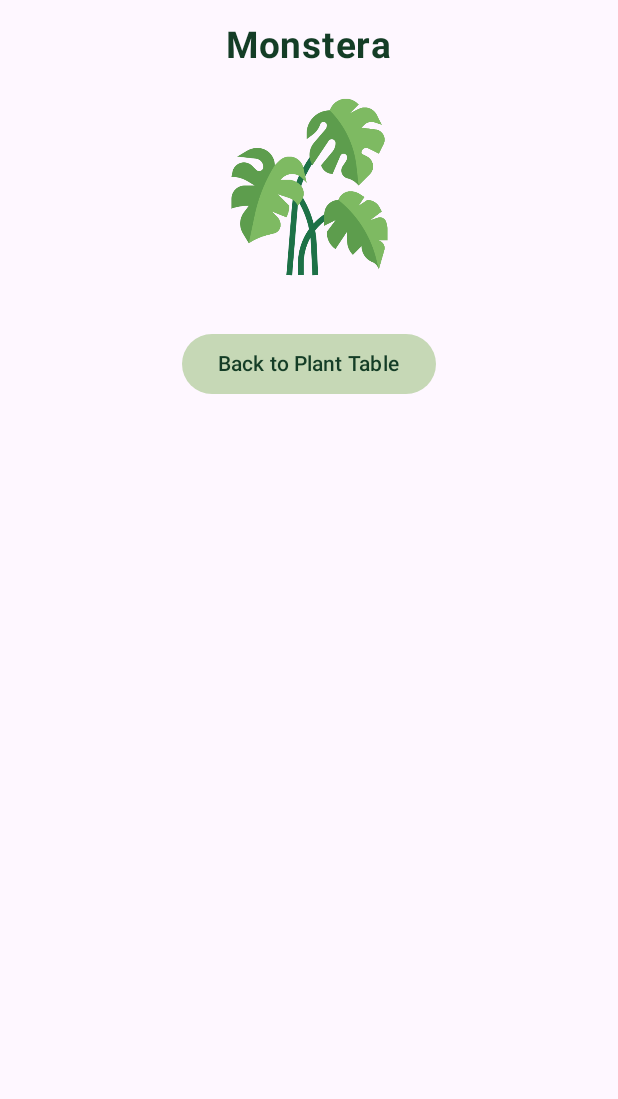
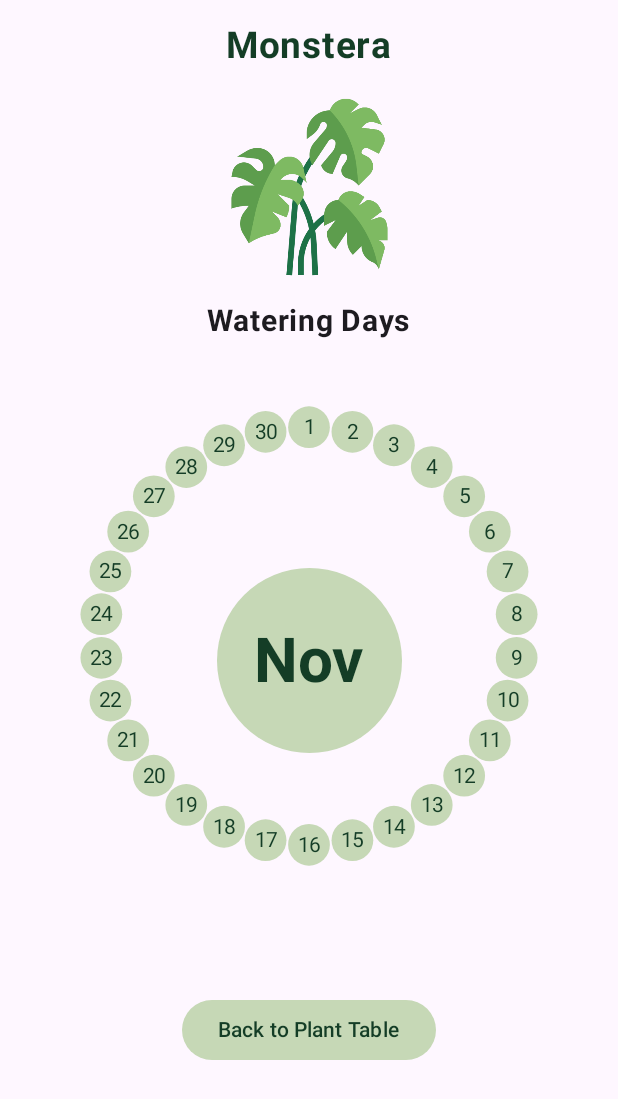
Before and after one commit to CelineSchneider/Growbot, an Android app built with Jetpack Compose: the screen it shows after launch (MainActivity), after a tap on "Monstera", on a phone screen of 412 x 824 dp. Shown: the top 1099 px of the screen. Run offline under Robolectric (Android 15) with nearby library versions, the phone set to English and light mode, and no system bars; Roboto replaces fonts that are not available here.

Commit message:
Added WateringCalender

```diff
--- a/app/src/main/AndroidManifest.xml
+++ b/app/src/main/AndroidManifest.xml
@@ -17,7 +17,8 @@
             android:name=".MainActivity"
             android:exported="true"
             android:label="@string/app_name"
-            android:theme="@style/Theme.SmartWateringApp">
+            android:theme="@style/Theme.SmartWateringApp"
+            android:screenOrientation="portrait">
             <intent-filter>
                 <action android:name="android.intent.action.MAIN" />
 
--- a/app/src/main/java/com/example/growbot/MainActivity.kt
+++ b/app/src/main/java/com/example/growbot/MainActivity.kt
@@ -11,6 +11,7 @@ import android.widget.Toast
 import androidx.activity.ComponentActivity
 import androidx.activity.compose.setContent
 import androidx.compose.foundation.BorderStroke
+import androidx.compose.foundation.Canvas
 import androidx.compose.foundation.Image
 import androidx.compose.foundation.background
 import androidx.compose.foundation.clickable
@@ -20,6 +21,7 @@ import androidx.compose.foundation.layout.Column
 import androidx.compose.foundation.layout.Row
 import androidx.compose.foundation.layout.Spacer
 import androidx.compose.foundation.layout.aspectRatio
+import androidx.compose.foundation.layout.fillMaxHeight
 import androidx.compose.foundation.layout.fillMaxSize
 import androidx.compose.foundation.layout.fillMaxWidth
 import androidx.compose.foundation.layout.height
@@ -46,7 +48,10 @@ import androidx.compose.runtime.remember
 import androidx.compose.runtime.setValue
 import androidx.compose.ui.Alignment
 import androidx.compose.ui.Modifier
+import androidx.compose.ui.geometry.Offset
 import androidx.compose.ui.graphics.Color
+import androidx.compose.ui.graphics.nativeCanvas
+import androidx.compose.ui.graphics.toArgb
 import androidx.compose.ui.platform.LocalConfiguration
 import androidx.compose.ui.platform.LocalContext
 import androidx.compose.ui.res.painterResource
@@ -68,9 +73,12 @@ import com.example.growbot.ui.theme.LightGreen
 import com.google.gson.Gson
 import java.io.InputStreamReader
 import java.time.Instant
+import java.time.Month
+import java.time.YearMonth
 import java.time.ZoneId
 import java.time.format.DateTimeFormatter
 import java.util.Locale
+
 
 fun readJsonFromAssets(context: Context): Plants? {
     val assetManager = context.assets
@@ -239,7 +247,7 @@ fun Header() {
             painter = painterResource(id = R.drawable.growbot_transparent),
             contentDescription = "Logo",
             modifier = Modifier
-                .fillMaxWidth(0.8f)
+                .fillMaxHeight(0.5f)
                 .aspectRatio(1f)
         )
 
@@ -284,78 +292,40 @@ fun PlantList(plants: List<Plant>, navController: NavHostController) {
                     }
 
                     // Add Plant Button
-                    item { AddPlantButton(navController) }
+                    item { AddPlantItem(navController) }
                 }
             }
         }
     }
 }
 
+
 @Composable
-fun AddPlantButton(navController: NavHostController) {
-    var plantName by remember { mutableStateOf("") }
-    val selectedIcon = remember { mutableStateOf("Plant") }
-    var showDialog by remember { mutableStateOf(false) }
-    val context = LocalContext.current
-
-    // Liste der Icons mit ihren Namen und Ressourcen
-    val icons = listOf(
-        "Plant" to R.drawable.plant,
-        "Monstera" to R.drawable.monstera,
-        "Alocasia" to R.drawable.alocasia,
-        "Philodendron" to R.drawable.philodendron
-    )
-
-    // Button zum Hinzufügen einer Pflanze
-    Button(onClick = { showDialog = true }) {
-        Text("Add Plant")
-    }
-
-    // Zeige den Dialog für die Pflanzenauswahl
-    if (showDialog) {
-        AlertDialog(
-            onDismissRequest = { showDialog = false },
-            title = { Text("Add New Plant") },
-            text = {
-                Column {
-                    TextField(
-                        value = plantName,
-                        onValueChange = { plantName = it },
-                        label = { Text("Plant Name") },
-                        modifier = Modifier.fillMaxWidth()
-                    )
-
-                    Button(onClick = { showDialog = false }) {
-                        Text("Select Icon: ${selectedIcon.value}")
-                    }
-
-                    IconSelectionDialog(
-                        selectedIcon = selectedIcon,
-                        icons = icons,
-                        onDismiss = { showDialog = false }
+fun AddPlantItem(navController: NavHostController) {
+    val screenWidth = LocalConfiguration.current.screenWidthDp.dp
+    Surface(
+        modifier = Modifier
+            .fillMaxWidth(1f / 3f)
+            .aspectRatio(1f)
+            .clickable { navController.navigate("add_plant") },
+        shape = RoundedCornerShape(16.dp),
+        border = BorderStroke(2.dp, Color.White),
+        color = Color.White // Different color to indicate it's a button
+    ) {
+        Column(
+            modifier = Modifier
+                .padding(24.dp),
+            horizontalAlignment = Alignment.CenterHorizontally,
+            verticalArrangement = Arrangement.Center // Center the text
+        ) {
+            Image(
+                painter = painterResource(id =R.drawable.plus),
+                contentDescription = stringResource(id = R.string.add_new_plant),
+                modifier = Modifier
+                    .fillMaxWidth()
+                    .weight(0.1f)
             )
         }
-            },
-            confirmButton = {
-                TextButton(onClick = {
-                    if (plantName.isNotEmpty()) {
-                        val plantDatabase = PlantDatabase(context)
-                        plantDatabase.addPlant(plantName, selectedIcon.value) // Pflanze hinzufügen
-                        navController.navigate("plant_table") // Navigiere zur Pflanzentabelle
-                        showDialog = false // Schließe den Dialog
-                    } else {
-                        Toast.makeText(context, "Please fill all fields", Toast.LENGTH_SHORT).show()
-                    }
-                }) {
-                    Text("Add Plant")
-                }
-            },
-            dismissButton = {
-                TextButton(onClick = { showDialog = false }) {
-                    Text("Cancel")
-                }
-            }
-        )
     }
 }
 
@@ -473,19 +443,39 @@ fun AddPlantScreen(navController: NavHostController) {
         modifier = Modifier
             .fillMaxSize()
             .padding(16.dp),
-        horizontalAlignment = Alignment.CenterHorizontally
+        horizontalAlignment = Alignment.CenterHorizontally,
+        verticalArrangement = Arrangement.Center // Zentriert den Inhalt vertikal
     ) {
-        Text("Add New Plant", fontSize = 24.sp, fontWeight = FontWeight.Bold, color = DarkGreen)
+        Text(
+            text = "Add New Plant",
+            fontSize = 24.sp,
+            fontWeight = FontWeight.Bold,
+            color = DarkGreen,
+            modifier = Modifier.padding(bottom = 16.dp)
+        )
 
+        // Abgerundetes Textfeld für den Pflanzennamen
         TextField(
             value = plantName,
             onValueChange = { plantName = it },
             label = { Text("Plant Name") },
-            modifier = Modifier.fillMaxWidth()
+            modifier = Modifier
+                .fillMaxWidth()
+                .background(Color.White, RoundedCornerShape(16.dp)) // Abgerundete Ecken
+                .padding(8.dp),
+            shape = RoundedCornerShape(16.dp), // Runde Ecken für das Eingabefeld
         )
 
+        Spacer(modifier = Modifier.height(16.dp))
+
         // Button zum Öffnen des Dialogs
-        Button(onClick = { showDialog = true }) {
+        Button(
+            onClick = { showDialog = true },
+            shape = RoundedCornerShape(16.dp), // Abgerundeter Button
+            modifier = Modifier
+                .fillMaxWidth()
+                .padding(horizontal = 16.dp) // Abstand links und rechts
+        ) {
             Text("Select Icon: ${selectedIcon.value}")
         }
 
@@ -494,22 +484,29 @@ fun AddPlantScreen(navController: NavHostController) {
             IconSelectionDialog(
                 selectedIcon = selectedIcon,
                 icons = icons,
-                onDismiss = { showDialog = false } // Schließe den Dialog
+                onDismiss = { showDialog = false }
             )
         }
 
-        Spacer(modifier = Modifier.weight(0.2f))
+        Spacer(modifier = Modifier.height(32.dp))
 
-        Button(onClick = {
+        // Abgerundeter Button zum Hinzufügen der Pflanze
+        Button(
+            onClick = {
                 if (plantName.isNotEmpty()) {
                     val plantDatabase = PlantDatabase(context)
-                plantDatabase.addPlant(plantName, selectedIcon.value) // Pflanze hinzufügen
+                    plantDatabase.addPlant(plantName, selectedIcon.value)
                     navController.navigate("plant_table")
                 } else {
                     Toast.makeText(context, "Please fill all fields", Toast.LENGTH_SHORT).show()
                 }
-        }) {
-            Text("Add Plant")
+            },
+            shape = RoundedCornerShape(16.dp), // Abgerundeter Button
+            modifier = Modifier
+                .fillMaxWidth()
+                .padding(horizontal = 16.dp) // Abstand links und rechts
+        ) {
+            Text(stringResource(id = R.string.add_plant))
         }
     }
 }
@@ -573,19 +570,13 @@ fun PlantDetailScreen(plantName: String?, navController: NavHostController, plan
 
             Spacer(modifier = Modifier.height(screenHeight * 0.02f))
 
-            // Überprüfen, ob Wässerungsdaten vorhanden sind
+
             if (wateringData != null) {
-                if (wateringData.isEmpty()) {
-                    Text(
-                        text = "No watering schedule available.",
-                        fontSize = 16.sp,
-                        color = Color.Gray
-                    )
+                WateringCalendar(wateringEntries = wateringData, currentMonth = YearMonth.now())
             } else {
-                    // Wenn es Wässerungsdaten gibt, werden sie angezeigt
-                    WateringCycleList(wateringDates = wateringData)
+                WateringCalendar(wateringEntries = emptyList(), currentMonth = YearMonth.now())
             }
-            }
+
 
             Spacer(modifier = Modifier.height(screenHeight * 0.02f))
 
@@ -596,54 +587,102 @@ fun PlantDetailScreen(plantName: String?, navController: NavHostController, plan
     }
 }
 
+@Composable
+fun WateringCalendar(wateringEntries: List<WateringEntry>, currentMonth: YearMonth) {
+    val screenWidth = LocalConfiguration.current.screenWidthDp.dp
 
+    val daysInMonth = currentMonth.lengthOfMonth()
+    val wateringDays = mutableListOf<Int>()
 
-@Composable
-fun WateringCycleList(wateringDates: List<WateringEntry>) {
-    Column(
-        modifier = Modifier
-            .padding(16.dp)
-            .fillMaxWidth()
-    ) {
+    for (wateringEntry in wateringEntries) {
+        val timestamp = wateringEntry.timestamp
+        timestamp?.let {
+            val (formattedDate, day, month) = formatTimestamp(it)
+            if (month == currentMonth.month) {
+                wateringDays.add(day)
+            }
+        }
+    }
+
     Text(
-            text = "Watering Schedule",
+        text = "Watering Days",
         fontSize = 20.sp,
         fontWeight = FontWeight.Bold,
         modifier = Modifier.padding(bottom = 8.dp)
     )
 
-        if (wateringDates.isNotEmpty()) {
-            wateringDates.forEach { wateringEntry ->
-                val timestamp = wateringEntry.timestamp // Hol den Timestamp von WateringEntry
-                val formattedDate = timestamp?.let { formatTimestamp(it) }
-                if (formattedDate != null) {
-                    Text(
-                        text = formattedDate,
-                        fontSize = 16.sp,
+    Box(
         modifier = Modifier
-                            .padding(vertical = 4.dp)
-                            .fillMaxWidth(),
-                        color = Color.Black
+            .size(screenWidth)
+            .padding(16.dp),
+        contentAlignment = Alignment.Center
+    ) {
+        Canvas(modifier = Modifier
+            .fillMaxSize()
+            .align(Alignment.Center)) {
+            val radius = size.minDimension / 2
+            val angleStep = 360f / daysInMonth
+            val circleRadius = size.minDimension * 0.04f
+            val offsetDistance = size.minDimension * 0.9f
+
+            val textPaint = android.graphics.Paint().apply {
+                textAlign = android.graphics.Paint.Align.CENTER
+                textSize = circleRadius
+                isAntiAlias = true
+            }
+
+            for (day in 1..daysInMonth) {
+                val angle = Math.toRadians((angleStep * (day - 1) + 90).toDouble())
+                val x = radius + (radius - offsetDistance) * kotlin.math.cos(angle).toFloat()
+                val y = radius + (radius - offsetDistance) * kotlin.math.sin(angle).toFloat()
+
+                val circleColor = if (day in wateringDays) DarkGreen else LightGreen
+                drawCircle(
+                    color = circleColor,
+                    radius = circleRadius,
+                    center = Offset(x, y)
+                )
+
+                textPaint.color = if (circleColor == DarkGreen) LightGreen.toArgb() else DarkGreen.toArgb()
+
+                drawContext.canvas.nativeCanvas.drawText(
+                    day.toString(),
+                    x,
+                    y + (textPaint.textSize / 3),
+                    textPaint
                 )
             }
         }
-        }
-        else {
+
+        // Monatsanzeige zentriert in der Mitte der Box
+        Box(
+            modifier = Modifier
+                .size(screenWidth * 0.3f) // Größe des Hintergrundkreises
+                .background(LightGreen, CircleShape) // Voller Kreis als Hintergrund
+                .align(Alignment.Center) // Box zentrieren
+        ) {
             Text(
-                text = "No watering dates available.",
-                fontSize = 16.sp,
-                color = Color.Gray
+                text = currentMonth.month.getDisplayName(java.time.format.TextStyle.SHORT, Locale.getDefault()),
+                fontSize = (screenWidth.value * 0.1f).sp, // Schriftgröße passend zur Größe des Kreises
+                fontWeight = FontWeight.Bold,
+                color = DarkGreen,
+                modifier = Modifier.align(Alignment.Center) // Text zentriert im Box
             )
         }
     }
 }
 
-fun formatTimestamp(timestamp: String): String {
-    // Beispiel: "2024-10-01T12:00:00Z"
+
+
+
+fun formatTimestamp(timestamp: String): Triple<String, Int, Month> {
     val formatter = DateTimeFormatter.ofPattern("dd MMM, HH:mm", Locale.getDefault())
     val instant = Instant.parse(timestamp)
     val dateTime = instant.atZone(ZoneId.systemDefault())
-    return dateTime.format(formatter)
+    val formattedDate = dateTime.format(formatter)
+    val dayOfMonth = dateTime.dayOfMonth
+    val month = dateTime.month
+    return Triple(formattedDate, dayOfMonth, month)
 }
 
 
--- a/app/src/main/res/values/strings.xml
+++ b/app/src/main/res/values/strings.xml
@@ -1,4 +1,6 @@
 <resources>
     <string name="app_name">Growbot</string>
-    <string name="add_plant">Add new plant</string>
+    <string name="add_new_plant">Add new plant</string>
+    <string name="plants">Plants</string>
+    <string name="add_plant">Add plant</string>
 </resources>
```
Also changed, not shown: app/src/main/assets/plants.json (+6 -6 lines), app/src/main/java/com/example/growbot/Helper.kt (deleted, +0 -24 lines). Lines whose indentation alone changed are shown as unchanged.
